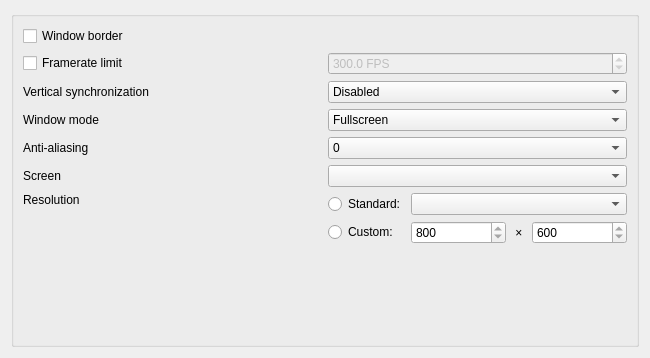
Qt form apps/launcher/ui/graphicspage.ui (sunhawken/openmw) before a commit.
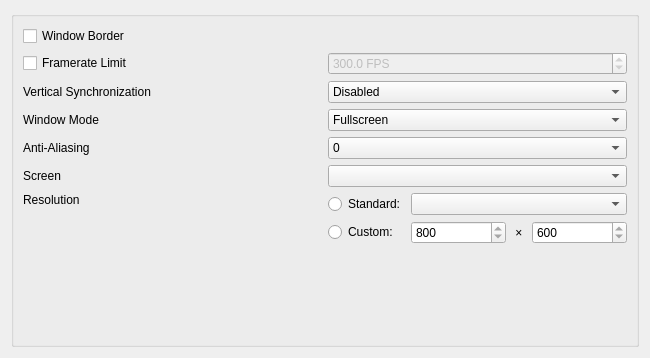
The same form after that commit.

```diff
--- a/apps/launcher/ui/graphicspage.ui
+++ b/apps/launcher/ui/graphicspage.ui
@@ -26,7 +26,7 @@
         <item row="3" column="0">
          <widget class="QLabel" name="windowModeLabel">
           <property name="text">
-           <string>Window mode</string>
+           <string>Window Mode</string>
           </property>
          </widget>
         </item>
@@ -111,14 +111,14 @@
         <item row="1" column="0">
          <widget class="QCheckBox" name="framerateLimitCheckBox">
           <property name="text">
-           <string>Framerate limit</string>
+           <string>Framerate Limit</string>
           </property>
          </widget>
         </item>
         <item row="0" column="0">
          <widget class="QCheckBox" name="windowBorderCheckBox">
           <property name="text">
-           <string>Window border</string>
+           <string>Window Border</string>
           </property>
          </widget>
         </item>
@@ -207,14 +207,14 @@
         <item row="4" column="0">
          <widget class="QLabel" name="antiAliasingLabel">
           <property name="text">
-           <string>Anti-aliasing</string>
+           <string>Anti-Aliasing</string>
           </property>
          </widget>
         </item>
         <item row="2" column="0">
          <widget class="QLabel" name="vSyncLabel">
           <property name="text">
-           <string>Vertical synchronization</string>
+           <string>Vertical Synchronization</string>
           </property>
          </widget>
         </item>
```
